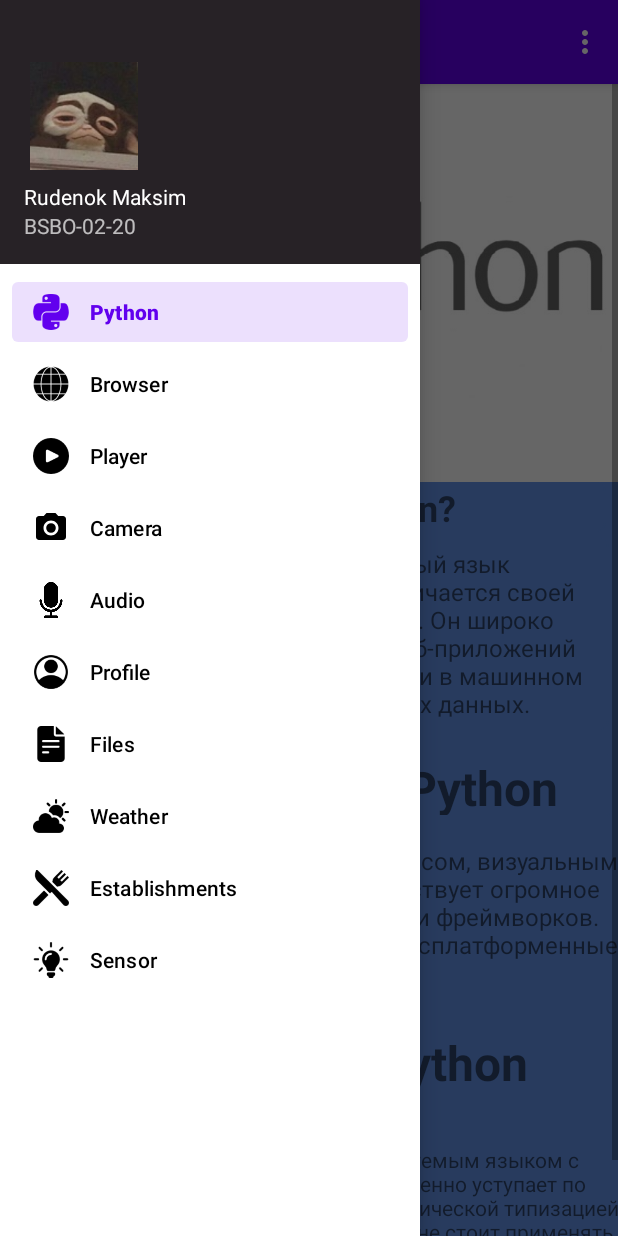
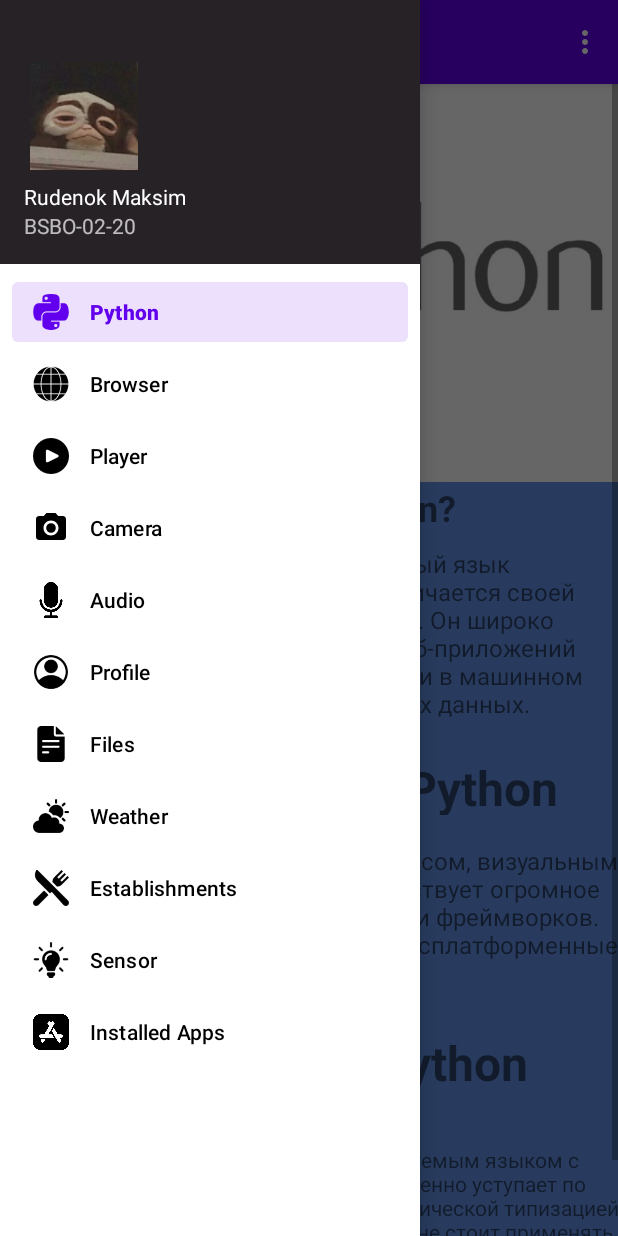
Before and after one commit to epi4mack/BSBO-02-20_Rudenok_MireaProject, an Android app: the screen it shows after launch once a user with an empty profile is signed in (MainActivity), with the side drawer open, on a phone screen of 412 x 824 dp. Run offline under Robolectric (Android 15) with nearby library versions, the phone set to English and light mode, and no system bars; our stand-ins replace Firebase (no records; nobody signed in at launch, a user with empty details on screens opened directly), navigation-ui.

Commit message:
4th year 1st semester: lab2 uncompleted

```diff
--- a/app/src/main/AndroidManifest.xml
+++ b/app/src/main/AndroidManifest.xml
@@ -5,6 +5,7 @@
     <uses-feature
         android:name="android.hardware.camera"
         android:required="false" />
+
 
     <uses-permission android:name="android.permission.CAMERA" />
     <uses-permission android:name="android.permission.RECORD_AUDIO" />
@@ -23,6 +24,10 @@
     <uses-permission android:name="android.permission.ACCESS_FINE_LOCATION" />
     <uses-permission android:name="android.permission.ACCESS_COARSE_LOCATION" />
     <uses-permission android:name="android.permission.ACCESS_BACKGROUND_LOCATION" />
+
+    <queries>
+        <package android:name="com.anydesk.package.name" />
+    </queries>
 
     <application
         android:allowBackup="true"
--- a/app/src/main/java/ru/mirea/rudenok/mireaproject/MainActivity.java
+++ b/app/src/main/java/ru/mirea/rudenok/mireaproject/MainActivity.java
@@ -39,7 +39,7 @@ public class MainActivity extends AppCompatActivity {
         NavigationView navigationView = binding.navView;
         mAppBarConfiguration = new AppBarConfiguration.Builder(
                 R.id.nav_home, R.id.nav_gallery, R.id.nav_playerFragment, R.id.nav_cameraFragment, R.id.nav_audioFragment, R.id.nav_profileFragment,
-                R.id.nav_weatherFragment , R.id.nav_fileFragment, R.id.nav_fabDialogFragment, R.id.nav_placesFragment, R.id.nav_sensorFragment)
+                R.id.nav_weatherFragment , R.id.nav_fileFragment, R.id.nav_fabDialogFragment, R.id.nav_placesFragment, R.id.nav_sensorFragment, R.id.nav_installedapps)
                 .setOpenableLayout(drawer)
                 .build();
         NavController navController = Navigation.findNavController(this, R.id.nav_host_fragment_content_main);
--- a/app/src/main/res/menu/activity_main_drawer.xml
+++ b/app/src/main/res/menu/activity_main_drawer.xml
@@ -44,5 +44,9 @@
             android:id="@+id/nav_sensorFragment"
             android:title="Sensor"
             android:icon="@drawable/lightbulb"/>
+        <item
+            android:id="@+id/nav_installedapps"
+            android:title="Installed Apps"
+            android:icon="@drawable/app_icon"/>
     </group>
 </menu>
--- a/app/src/main/res/navigation/mobile_navigation.xml
+++ b/app/src/main/res/navigation/mobile_navigation.xml
@@ -65,4 +65,10 @@
         android:label="Работа с датчиком"
         tools:layout="@layout/fragment_sensor" />
 
+    <fragment
+        android:id="@+id/nav_installedapps"
+        android:name="ru.mirea.rudenok.mireaproject.InstalledAppsFragment"
+        android:label="Список приложений"
+        tools:layout="@layout/fragment_installed_apps" />
+
 </navigation>
```
Also changed, not shown: app/src/main/java/ru/mirea/rudenok/mireaproject/InstalledAppsFragment.java (added, +56 -0 lines), app/src/main/res/layout/fragment_installed_apps.xml (added, +15 -0 lines), app/src/main/res/drawable/app_icon.png (added).
